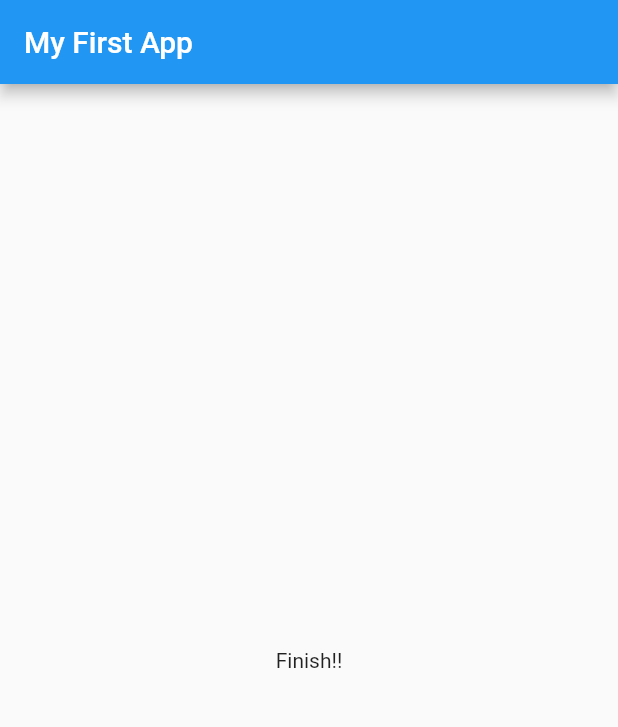
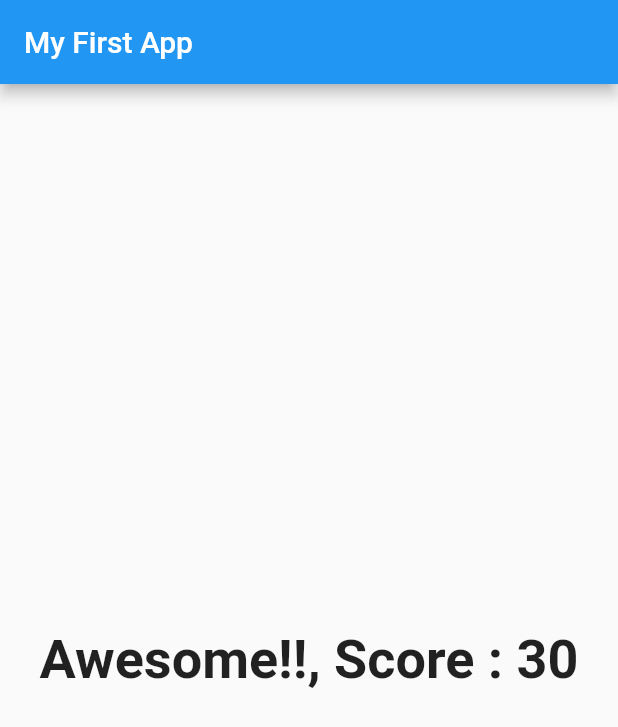
Before and after one commit to ShivamRajSingh/Quiz-App, a Flutter app: the screen it shows after launch, after a tap on "Red", after a tap on "Italian", after a tap on "Elephant", on a phone screen of 412 x 824 dp. Shown: the top 727 px of the screen. Run offline on Flutter 3.47's test engine with Material 2 defaults, Android fonts, the phone set to English and light mode, and no system bars.

Commit message:
Total Score

```diff
--- a/lib/main.dart
+++ b/lib/main.dart
@@ -20,20 +20,38 @@ class _MyAppState extends State<MyApp> {
   final _questions = const [
     {
       'questionText': 'What\'s your favourite color ? ',
-      'answers': ['Red', 'Green', 'Blue', 'Yellow'],
+      'answers': [
+        {'text': 'Red', 'score': 10},
+        {'text': 'Green', 'score': 5},
+        {'text': 'Blue', 'score': 15},
+        {'text': 'Yellow', 'score': 20},
+      ],
     },
     {
       'questionText': 'What\'s your favourite food ? ',
-      'answers': ['Chinese', 'Italian', 'Indian', 'French'],
+      'answers': [
+        {'text': 'Chinese', 'score': 10},
+        {'text': 'Italian', 'score': 10},
+        {'text': 'Indian', 'score': 15},
+        {'text': 'French', 'score': 5}
+      ],
     },
     {
       'questionText': 'What\'s your favourite animal? ',
-      'answers': ['Dog', 'Cat', 'Elephant', 'Lion'],
+      'answers': [
+        {'text': 'Dog', 'score': 5},
+        {'text': 'Cat', 'score': 5},
+        {'text': 'Elephant', 'score':10},
+        {'text': 'Lion', 'score': 15}
+      ],
     },
   ];
   var _questionIdx = 0;
+  var _totalScore = 0;
 
-  void _answerQuestion() {
+  void _answerQuestion(int score) {
+    _totalScore += score;
+
     setState(() {
       _questionIdx = _questionIdx + 1;
     });
@@ -53,7 +71,7 @@ class _MyAppState extends State<MyApp> {
                 answerQuestion: _answerQuestion,
                 questions: _questions,
               )
-            : Result(),
+            : Result(_totalScore),
       ),
     );
   }
--- a/lib/quiz.dart
+++ b/lib/quiz.dart
@@ -20,8 +20,8 @@ class Quiz extends StatelessWidget {
         Question(
           questions[questionIdx]['questionText'],
         ),
-        ...(questions[questionIdx]['answers'] as List<String>).map((answer) {
-          return Answer(answerQuestion, answer);
+        ...(questions[questionIdx]['answers'] as List<Map<String,Object>>).map((answer) {
+          return Answer(() =>answerQuestion(answer['score']), answer['text']);
         }).toList(),
       ],
     );
--- a/lib/result.dart
+++ b/lib/result.dart
@@ -1,10 +1,35 @@
 import 'package:flutter/material.dart';
 
 class Result extends StatelessWidget {
+  final int resultScore;
+
+  Result(this.resultScore);
+
+  String get resultPhrase{
+    String score = resultScore.toString();
+    String resultText;
+
+    String finalResult = "Score : " + score;
+
+    if(resultScore >= 25){
+      resultText = 'Awesome!!, ' + finalResult;
+    }else if (resultScore >= 15){
+      resultText = 'Great Attempt!, '+ finalResult;
+    }else{
+      resultText = 'Better Luck Next Time!,'+ finalResult;
+    }
+
+    return resultText;
+  }
+
   @override
   Widget build(BuildContext context) {
     return Center(
-      child: Text('Finish!!'),
+      child: Text(
+        resultPhrase,
+        style: TextStyle(fontSize: 36, fontWeight: FontWeight.bold),
+        textAlign: TextAlign.center,
+      ),
     );
   }
 }
```
